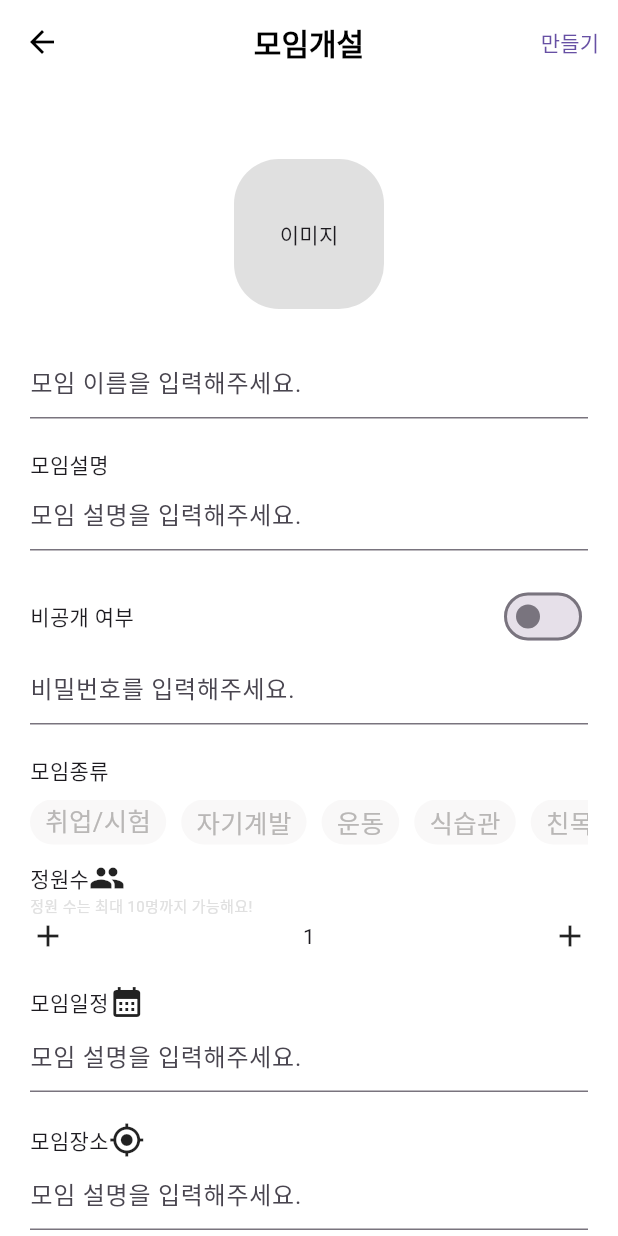
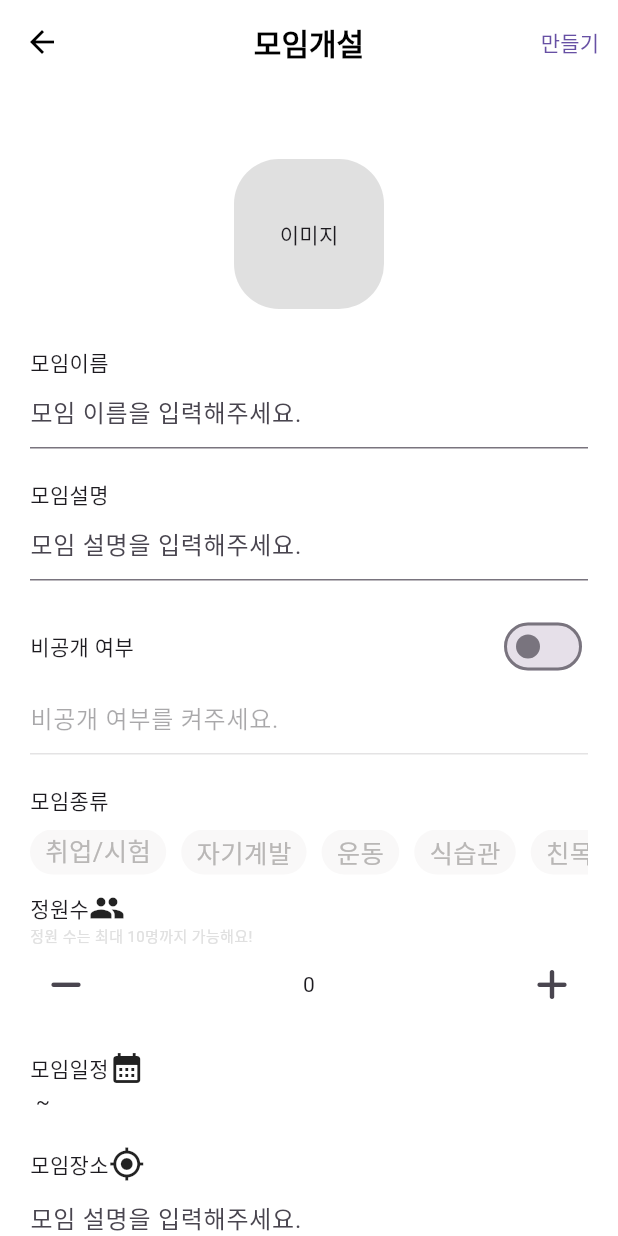
Before and after one commit to Darnram/flutter, a Flutter app: the CreateMeetingScreen screen opened directly, on a phone screen of 412 x 824 dp. Run offline on Flutter 3.47's test engine with Material 3 defaults, Android fonts, the light colour scheme and no system bars; our stand-ins replace flutter_dotenv, flutter_screenutil, font_awesome_flutter, get, image_picker, shared_preferences and 1 more; missing offline and left inert: appbar_animated, flutter_naver_login, flutter_web_auth, kakao_flutter_sdk; accounts and stored records are empty; network calls fail.

Commit message:
create new party with out api

```diff
--- /dev/null
+++ b/lib/controller/new_party.dart
@@ -0,0 +1,82 @@
+import 'package:daram/controller/user.dart';
+import 'package:get/get.dart';
+import 'package:image_picker/image_picker.dart';
+
+class NewPartyController extends GetxController{
+  final Rx<String> title = ''.obs;
+  final Rx<String> description = ''.obs;
+  final Rx<String> password = ''.obs;
+  final Rx<int> partyType = 0.obs;
+  final Rx<int> max = 0.obs;
+  final Rx<String> location = ''.obs;
+  final Rx<String> memberEmail = ''.obs;
+  final Rx<String> startAt = ''.obs;
+  final Rx<String> endAt = ''.obs;
+  final RxList<XFile?> newImage = <XFile?>[].obs;
+  //Rx<int> selectedCategory = 0.obs;
+
+  void increaseMax(){
+    if(max.value <10){
+      max.value += 1;
+    }
+  }
+  void decreaseMax(){
+    if(max.value > 0){
+      max.value -= 1;
+    }
+  }
+
+  void clearNewParty(){
+    title.value = '';
+    description.value = '';
+    password.value = '';
+    partyType.value = 0;
+    max.value = 0;
+    location.value = '';
+    memberEmail.value = '';
+    startAt.value = '';
+    endAt.value = '';
+    newImage.value = [];
+  }
+  void printAllNewParty(){
+    print('newImage.value = ${newImage}');
+    print('title.value = ${title.value}');
+    print('description.value = ${description.value}');
+    print('password.value = ${password.value}');
+    print('partyType.value = ${partyType.value}');
+    print('max.value = ${max.value}');
+    print('location.value = ${location.value}');
+    print('memberEmail.value = ${memberEmail.value}');
+     print('startAt.value = ${startAt.value}');
+    print('endAt.value = ${endAt.value}');
+  }
+  bool checkNewParty(){
+    if(
+    newImage.isEmpty ||
+    title.value == '' ||
+    description.value == '' ||
+    partyType.value == 0 ||
+    max.value == 0 ||
+    location.value == '' /*||
+    startAt.value == '' ||
+    endAt.value == ''*/){
+      return false;
+    }else{
+      final UserController userController = Get.find<UserController>();
+      memberEmail.value = userController.email.value;
+      return true;
+    }
+
+  }
+}
+Map<String, dynamic> meetingData = {
+  'title' : '',
+  'description' : '',
+  'password' : '',
+  'partyType' : 0,
+  'max' : 0,
+  'location' :'',
+  'memberEmail' : '',
+  'startedAt' : '',
+  'endAt' : '',
+};
--- a/lib/controller/party.dart
+++ b/lib/controller/party.dart
@@ -19,7 +19,7 @@ class PartyController extends GetxController{
   final RxList<Party> myParty = <Party>[].obs;
   final Rx<int> sortTypeIndex = 0.obs;
   final RxList<String> sortType = ['인기순','최신순'].obs;
-  final RxList<XFile?> newImage = <XFile?>[].obs;
+
 
 
   void addImage({required XFile? imageFile}){
--- a/lib/main.dart
+++ b/lib/main.dart
@@ -1,3 +1,4 @@
+import 'package:daram/controller/new_party.dart';
 import 'package:daram/controller/user.dart';
 import 'package:daram/provider/login.dart';
 import 'package:daram/screen/home/home.dart';
@@ -30,6 +31,8 @@ class Daram extends StatelessWidget {
   Widget build(BuildContext context) {
     SystemChrome.setPreferredOrientations([DeviceOrientation.portraitUp]);
     Get.put(UserController());
+    Get.put(PartyController());
+    Get.put(NewPartyController());
     return ScreenUtilInit(
       designSize: const Size(390, 844),
       child: MaterialApp(
--- a/lib/screen/home/createMeeting.dart
+++ b/lib/screen/home/createMeeting.dart
@@ -1,8 +1,12 @@
 import 'dart:io';
 
+import 'package:daram/controller/new_party.dart';
 import 'package:daram/controller/party.dart';
+import 'package:daram/screen/home/widgets/createMeetingCategory.dart';
 import 'package:flutter/material.dart';
+import 'package:font_awesome_flutter/font_awesome_flutter.dart';
 import 'package:get/get.dart';
+import 'package:image_picker/image_picker.dart';
 
 import '../../constants/Gaps.dart';
 import '../../provider/party.dart';
@@ -18,10 +22,55 @@ class CreateMeetingScreen extends StatefulWidget {
 
 class _CreateMeetingScreenState extends State<CreateMeetingScreen> {
 
+  final TextEditingController inputTitle = TextEditingController();
+  final TextEditingController inputDescription = TextEditingController();
+  final TextEditingController inputPassword = TextEditingController();
+  final TextEditingController inputCalendar = TextEditingController();
+  final TextEditingController inputLocation = TextEditingController();
+
+  final PartyController _partyController = Get.find<PartyController>();
+  final NewPartyController _newPartyController = Get.find<NewPartyController>();
+
+  bool isPasswordShow = false;
+
+  @override
+  void initState() {
+
+    super.initState();
+    inputTitle.addListener(() {
+      print('inputTitle.value.text = ${inputTitle.value.text}');
+      _newPartyController.title.value = inputTitle.value.text;
+    });
+    inputDescription.addListener(() {
+      print('inputDescription.value.text = ${inputDescription.value.text}');
+      _newPartyController.description.value = inputDescription.value.text;
+    });
+    inputPassword.addListener(() {
+      print('inputPassword.value.text = ${inputPassword.value.text}');
+      _newPartyController.password.value = inputPassword.value.text;
+    });
+    inputCalendar.addListener(() {
+      print('inputCalendar.value.text = ${inputCalendar.value.text}');
+      //_newPartyController.startAt.value = inputCalendar.value.text;
+      //_newPartyController.startAt.value = inputCalendar.value.text;
+    });
+    inputLocation.addListener(() {
+      print('inputLocation.value.text = ${inputLocation.value.text}');
+      _newPartyController.location.value = inputLocation.value.text;
+    });
+
+  }
+
+  @override
+  void dispose() {
+    inputTitle.dispose();
+    super.dispose();
+  }
+
   void _onImageEdit(){
     Navigator.of(context).push(MaterialPageRoute(builder: (context)=> ImageUploadScreen()));
   }
-  final PartyController _partyController = Get.find<PartyController>();
+
   Future<void> _onCreateMeeting({required Map<String,dynamic>data, required String? imageFilePath})async{
     await addParty(imageFilePath: imageFilePath,data: data).then((value)async{
       _partyController.isMyPartyLoading.value = true;
@@ -37,27 +86,47 @@ class _CreateMeetingScreenState extends State<CreateMeetingScreen> {
     });
   }
 
+
+void onTapScaffold(){
+    FocusScope.of(context).unfocus();
+}
+
   @override
   Widget build(BuildContext context) {
-    final int testNum = 1;
+
     Map<String, dynamic> meetingData = {
-      'title' : 'title test$testNum',
-      'description' : 'description$testNum',
-      'password' : 'password$testNum',
-      'partyType' : testNum,
-      'max' : testNum,
-      'location' :'location$testNum',
-      'memberEmail' : 'memberEmail@email.com',
-      'startedAt' : '2022-10-22',
-      'endAt' : '2022-10-24',
+      'title' : '',
+      'description' : '',
+      'password' : '',
+      'partyType' : 0,
+      'max' : 0,
+      'location' :'',
+      'memberEmail' : '',
+      'startedAt' : '',
+      'endAt' : '',
     };
-    return SafeArea(
+    Map<String,dynamic> meetingImage = {
+      'img' : null,
+    };
+    return GestureDetector(
+      onTap:
+        onTapScaffold
+      ,
+      child: SafeArea(
         child: Scaffold(
           appBar: AppBar(
             centerTitle: true,
+            leading: IconButton(icon: Icon(Icons.arrow_back,),onPressed: (){
+              _newPartyController.clearNewParty();
+              Navigator.of(context).pop();
+            },),
             title: Text('모임개설',style: TextStyle(fontSize: 20,fontWeight: FontWeight.bold),),
             actions: [
-            TextButton(onPressed:()async => await _onCreateMeeting(data: meetingData, imageFilePath: null), child: Text('만들기'),),
+              TextButton(onPressed:()async{
+                //await _onCreateMeeting(data: meetingData, imageFilePath: null)
+                _newPartyController.printAllNewParty();
+                print('통과 유무 =${_newPartyController.checkNewParty()}');
+              }, child: Text('만들기'),),
             ],
 
           ),
@@ -74,13 +143,13 @@ class _CreateMeetingScreenState extends State<CreateMeetingScreen> {
                       child: Obx(()=>
                          Container(
                         width: 100,height: 100,
-                      child: (_partyController.newImage.value != null && _partyController.newImage.isNotEmpty ) ?Container(
+                        child: (_newPartyController.newImage.value != null && _newPartyController.newImage.isNotEmpty ) ?Container(
                           decoration: BoxDecoration(
                               borderRadius: BorderRadius.circular(5),
                               image:
                               DecorationImage(
                                   fit: BoxFit.cover,  //사진을 크기를 상자 크기에 맞게 조절
-                                image: FileImage(File(_partyController.newImage[0]!.path   // images 리스트 변수 안에 있는 사진들을 순서대로 표시함
+                                  image: FileImage(File(_newPartyController.newImage[0]!.path   // images 리스트 변수 안에 있는 사진들을 순서대로 표시함
                                   ))
                               )
                           ),
@@ -90,31 +159,72 @@ class _CreateMeetingScreenState extends State<CreateMeetingScreen> {
                       ),
                     ),
                   ),
-                TextField(decoration: InputDecoration(hintText: '모임 이름을 입력해주세요.'),),
+                  Text('모임이름'),
+                  TextField(
+                    controller: inputTitle,
+                    onSubmitted: (value){
+                      _newPartyController.title.value = value;
+                    },
+                    decoration: InputDecoration(hintText: '모임 이름을 입력해주세요.',),),
                   Gaps.v20,
                   Text('모임설명'),
-                TextField(decoration: InputDecoration(hintText: '모임 설명을 입력해주세요.'),),
+                  TextField(
+                    controller: inputDescription,
+                    onSubmitted: (value){
+                      _newPartyController.description.value = value;
+                    },
+                    decoration: InputDecoration(hintText: '모임 설명을 입력해주세요.'),),
                   Gaps.v20,
                   Row(
                        mainAxisAlignment: MainAxisAlignment.spaceBetween,
-                    children: [Text('비공개 여부'), Switch(value: false,onChanged: (_){},)]),
-                TextField(decoration: InputDecoration(hintText: '비밀번호를 입력해주세요.'),),
+                      children: [Text('비공개 여부'), Switch(value: isPasswordShow,onChanged: (value){
+                        setState(() {
+                          if(value){
+                            isPasswordShow = value;
+                          }else{
+                            isPasswordShow = value;
+                          }
+                        });
+
+                      },)]),
+                  TextField(
+                    controller: inputPassword,
+                    enabled: isPasswordShow,
+                    onSubmitted: (value){
+                      _newPartyController.password.value = value;
+                    },
+                    decoration: InputDecoration(hintText: isPasswordShow ? '비밀번호를 입력해주세요.' : '비공개 여부를 켜주세요.' ),),
                   Gaps.v20,
                   Text('모임종류'),
-                MeetingCategories(),
+                  CreateMeetingCategories(),
                   Row(children: [Text('정원수'),Icon(Icons.people)]),
                   Text('정원 수는 최대 10명까지 가능해요!',style:TextStyle(fontSize: 10,color: Colors.grey.shade300)),
-                Row(mainAxisAlignment: MainAxisAlignment.spaceBetween,children: [Icon(Icons.add),Text('1'),Icon(Icons.add)],),
+                  Obx(() =>Row(mainAxisAlignment: MainAxisAlignment.spaceBetween,children: [IconButton(onPressed: (){
+                      _newPartyController.decreaseMax();
+                    }, icon: FaIcon(FontAwesomeIcons.minus)),Text('${_newPartyController.max.value}'),IconButton(
+                        onPressed: (){
+                          _newPartyController.increaseMax();
+                        },
+                        icon: FaIcon(FontAwesomeIcons.plus))],),
+                  ),
                   Gaps.v20,
                    Row(children: [Text('모임일정'),Icon(Icons.calendar_month)]),
-                TextField(decoration: InputDecoration(hintText: '모임 설명을 입력해주세요.'),),
+                  Row(
+
+                    children: [
+                      Text('${_newPartyController.startAt.value} ~ ${_newPartyController.endAt.value}')
+                    ],
+                  ),
                   Gaps.v20,
                   Row(children: [Text('모임장소'),Icon(Icons.gps_fixed)]),
-                TextField(decoration: InputDecoration(hintText: '모임 설명을 입력해주세요.'),),
-
-
-
+                  TextField(
+                    controller: inputLocation,
+                    onSubmitted: (value){
+                      _newPartyController.location.value = value;
+                    },
+                    decoration: InputDecoration(hintText: '모임 설명을 입력해주세요.'),),
                 ],
+              ),
             ),
           ),
         ),
--- a/lib/screen/home/home.dart
+++ b/lib/screen/home/home.dart
@@ -28,7 +28,7 @@ class HomeScreen extends StatelessWidget {
   @override
   Widget build(BuildContext context) {
 
-    final PartyController _partyController =  Get.put(PartyController());
+    final PartyController _partyController =  Get.find<PartyController>();
 
     void _onSearchTap(){
       Navigator.of(context).push(MaterialPageRoute(builder: (context)=> SearchScreen()));
--- /dev/null
+++ b/lib/screen/home/widgets/createMeetingCategory.dart
@@ -0,0 +1,68 @@
+import 'package:daram/controller/party.dart';
+import 'package:daram/models/party.dart';
+import 'package:daram/provider/party.dart';
+import 'package:flutter/material.dart';
+import 'package:get/get.dart';
+
+import '../../../constants/Colors.dart';
+import '../../../constants/Gaps.dart';
+import '../../../constants/sizes.dart';
+import '../../../controller/new_party.dart';
+
+
+class CreateMeetingCategories extends StatelessWidget {
+  CreateMeetingCategories({
+    super.key,
+  });
+  @override
+
+
+  Widget build(BuildContext context) {
+    final NewPartyController newPartyController = Get.find<NewPartyController>();
+
+    return Container(
+      padding: EdgeInsets.symmetric(vertical: Sizes.size10),
+      height: 50,
+      child: ListView.separated(
+          separatorBuilder: (BuildContext context, int index) => Gaps.h10,
+          itemCount: categories.length-1,
+          scrollDirection: Axis.horizontal,
+          itemBuilder: ((context, index) {
+            int _index = index + 1;
+            return
+              GestureDetector(
+                onTap: (){
+                  if(newPartyController.partyType.value == _index){
+                    newPartyController.partyType.value = 0;
+                    print('selectedCategory = ${newPartyController.partyType.value}');
+                    print('선택된 인덱스 =$_index');
+                  }else{
+                    newPartyController.partyType.value = _index;
+                    print('selectedCategory = ${newPartyController.partyType.value}');
+                    print('선택된 인덱스 =$_index');
+                  }
+                },
+                child:
+                Obx(() =>Container(
+                  padding: EdgeInsets.symmetric(horizontal: Sizes.size10),
+                  height: 10,
+                  decoration: BoxDecoration(
+                      color: COLORS.meetingCard,
+                      borderRadius: BorderRadius.all(Radius.circular(50),),
+                      border: newPartyController.partyType.value == _index ? Border.all(color: COLORS.main) : null),
+                  alignment: Alignment.center,
+                  child: Text('${categories[_index]}',
+                    style:TextStyle(color: newPartyController.partyType.value == _index ? COLORS.main : COLORS.categoryText,
+                      fontSize: 17,
+                    ),
+                  ),
+                ),
+                ),
+
+
+              );
+          })
+      ),
+    );
+  }
+}
--- a/lib/widgets/authentication/social_login.dart
+++ b/lib/widgets/authentication/social_login.dart
@@ -25,7 +25,7 @@ enum SNS {apple, naver, kakao}
 Future<bool?> socialLogin({required Login loginType, required BuildContext context/*, required AppLocation location*/}) async {
 
   bool? loginSuccess = true;
-
+  final UserController userController = Get.find<UserController>();
 
   /// 로그인 Process 2-1
   switch(loginType){
@@ -49,7 +49,7 @@ Future<bool?> socialLogin({required Login loginType, required BuildContext conte
           print('네이버 받아온 데이터 = $data');
           final jsonData = jsonEncode(data);
           print('loginSignUp 시작함');
-          final UserController userController = Get.put(UserController());
+
           final userData = await loginSignUp(data: jsonData);
           if(userData != null){
             userController.fetchUser(userForm: userData) ;
@@ -119,7 +119,7 @@ Future<kakao.User?> KakaoSignIn() async {
         print('토큰 value = $value');
       });
       print('카톡 로그인 진행함');
-      final UserController userController = Get.put(UserController());
+      final UserController userController = Get.find<UserController>();
       user = await kakao.UserApi.instance.me();
       print('유저 정보 = $user');
       final Map<String,dynamic> data =
--- a/lib/widgets/authentication/widgets/loginButton.dart
+++ b/lib/widgets/authentication/widgets/loginButton.dart
@@ -1,3 +1,4 @@
+import 'package:daram/controller/new_party.dart';
 import 'package:daram/controller/party.dart';
 import 'package:daram/provider/login.dart';
 import 'package:daram/widgets/authentication/social_login.dart';
@@ -19,7 +20,7 @@ class LoginButton extends StatelessWidget {
 
   @override
   Widget build(BuildContext context) {
-    Get.put(PartyController());
+
     return GestureDetector(
       onTap:() async{
         print('네이버 로그인 버튼 클릭');
--- a/pubspec.yaml
+++ b/pubspec.yaml
@@ -48,6 +48,7 @@ dependencies:
   kakao_flutter_sdk:
   image_picker:
   flutter_dotenv: ^5.1.0
+  font_awesome_flutter: ^10.7.0
 dev_dependencies:
   flutter_test:
     sdk: flutter
```
Also changed, not shown: lib/screen/home/image_edit_screen.dart (+9 -7 lines), pubspec.lock. Lines whose indentation alone changed are shown as unchanged.
